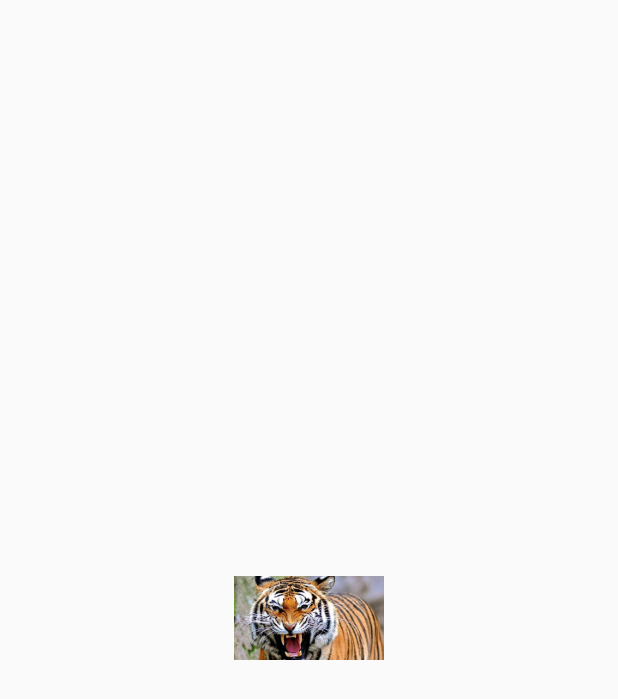
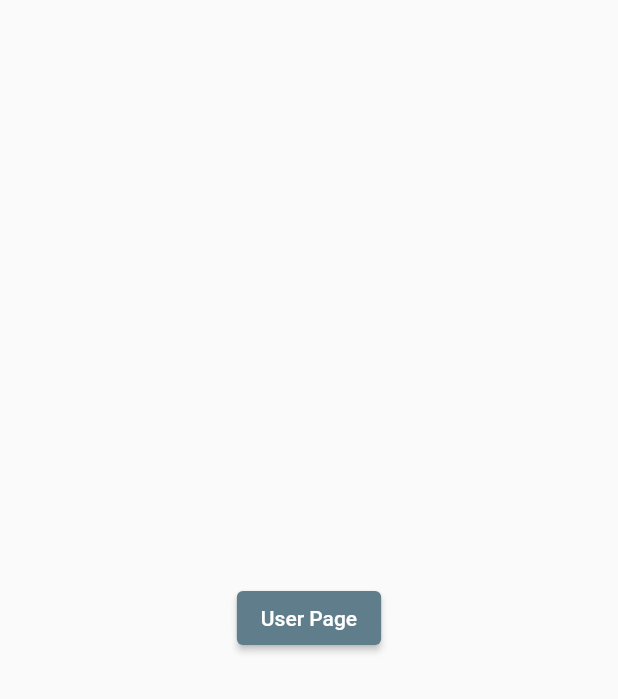
Before and after one commit to fahiem152/flutter_riverpord_example, a Flutter app: the screen it shows after launch, on a phone screen of 412 x 824 dp. Shown: the top 699 px of the screen. Run offline on Flutter 3.47's test engine with Material 2 defaults, Android fonts, the phone set to English and light mode, and no system bars; our stand-ins replace dio, flutter_riverpod, freezed_annotation.

Commit message:
feat: modifersFamily autoDispoe

```diff
--- a/lib/main.dart
+++ b/lib/main.dart
@@ -1,6 +1,7 @@
 import 'package:flutter/material.dart';
 import 'package:flutter_riverpod/flutter_riverpod.dart';
 import 'package:flutter_riverpod_example/future_stream_provider/main_future_stream_provider_page.dart';
+import 'package:flutter_riverpod_example/modifersfamily_autodispose/main_modifersfamiliy_autodispose.dart';
 import 'package:flutter_riverpod_example/provider_ref/main_provider_ref_page.dart';
 import 'package:flutter_riverpod_example/state_notifier_provider/main_state_notifier_provider.dart';
 import 'package:flutter_riverpod_example/state_provider/main_state_notifier.dart';
@@ -9,5 +10,6 @@ void main() {
   // runApp(const ProviderScope(child: MainProviderRefPage()));
   // runApp(const ProviderScope(child: MainStateProviderPage()));
   // runApp(const ProviderScope(child: MainStateNotifierProvider()));
-  runApp(const ProviderScope(child: MainFutureStreamProviderPage()));
+  // runApp(const ProviderScope(child: MainFutureStreamProviderPage()));
+  runApp(const ProviderScope(child: MainModifersFamilyAutoDispoes()));
 }
--- /dev/null
+++ b/lib/modifersfamily_autodispose/entities/user.dart
@@ -0,0 +1,17 @@
+class User {
+  final int id;
+  final String name;
+
+  User({
+    required this.id,
+    required this.name,
+  });
+
+  factory User.fromJson(Map<String, dynamic> json) => User(
+        id: json["id"],
+        name: "${json["first_name"]} ${json["last_name"]}",
+      );
+
+  @override
+  String toString() => "$id | $name";
+}
--- /dev/null
+++ b/lib/modifersfamily_autodispose/main_modifersfamiliy_autodispose.dart
@@ -0,0 +1,13 @@
+import 'package:flutter/material.dart';
+import 'package:flutter_riverpod_example/modifersfamily_autodispose/presentation/pages/main_modifersfamiliy_autodispose_page.dart';
+
+class MainModifersFamilyAutoDispoes extends StatelessWidget {
+  const MainModifersFamilyAutoDispoes({super.key});
+
+  @override
+  Widget build(BuildContext context) {
+    return const MaterialApp(
+      home: MainModifersFamiliyAutoDisposPage(),
+    );
+  }
+}
--- /dev/null
+++ b/lib/modifersfamily_autodispose/presentation/pages/main_modifersfamiliy_autodispose_page.dart
@@ -0,0 +1,25 @@
+import 'package:flutter/material.dart';
+import 'package:flutter_riverpod_example/modifersfamily_autodispose/presentation/pages/user_page.dart';
+
+class MainModifersFamiliyAutoDisposPage extends StatelessWidget {
+  const MainModifersFamiliyAutoDisposPage({super.key});
+
+  @override
+  Widget build(BuildContext context) {
+    return Scaffold(
+        body: Center(
+      child: ElevatedButton(
+        style: ElevatedButton.styleFrom(
+          backgroundColor: Colors.blueGrey,
+        ),
+        onPressed: () {
+          Navigator.push(
+            context,
+            MaterialPageRoute(builder: (context) => const UserPage()),
+          );
+        },
+        child: const Text("User Page"),
+      ),
+    ));
+  }
+}
--- /dev/null
+++ b/lib/modifersfamily_autodispose/presentation/providers/provider.dart
@@ -0,0 +1,49 @@
+import 'package:dio/dio.dart';
+import 'package:flutter_riverpod/flutter_riverpod.dart';
+import 'package:flutter_riverpod_example/modifersfamily_autodispose/entities/user.dart';
+import 'package:flutter_riverpod_example/modifersfamily_autodispose/reposiitories/user_repoistory.dart';
+
+// Opsi 5
+var userRepository = Provider.family<UserRepository, CancelToken?>(
+    (ref, cancelToken) => UserRepository(cancelToken: cancelToken));
+
+// Opsi 1,2,3, 4
+// var userRepository = Provider((ref) => UserRepository());
+
+// Opsi 1 Normal
+// var userProvider = FutureProvider<User?>(
+//   (ref) => ref.watch(userRepository).getUser(1),
+// );
+
+// Opsi 2 familiy => untuk parameter
+// var userProvider = FutureProvider.family<User?, int>(
+//   (ref, id) => ref.watch(userRepository).getUser(id),
+// );
+
+// Opsi 3 familiy | autoDispose => untuk parameter | setelah userProvider tidak digunakan atau dalam kasus ini di back maka akan di hapus atau di hancurkan
+// var userProvider = FutureProvider.autoDispose.family<User?, int>(
+//   (ref, id) => ref.watch(userRepository).getUser(id),
+// );
+
+// Opsi 4 familiy | autoDispose => untuk parameter | setelah userProvider tidak digunakan atau dalam kasus ini di back maka akan di hapus atau di hancurkan
+// keepAlive() jika user provider di hancurkan tapi variable user tetap di jaga
+// var userProvider = FutureProvider.autoDispose.family<User?, int>((ref, id) {
+//   var user = ref.watch(userRepository).getUser(id);
+//   ref.keepAlive();
+//   return user;
+// });
+
+// Opsi 4 familiy | autoDispose => untuk parameter | setelah userProvider tidak digunakan atau dalam kasus ini di back maka akan di hapus atau di hancurkan
+// keepAlive() jika user provider di hancurkan tapi variable user tetap di jaga
+// onDispose = jika kita masuk ke User Page dan kita langsung Back maka  dio atau http request langsung tidak jalankan alias langsung berhenri alias tidak jadi get user
+var userProvider = FutureProvider.autoDispose.family<User?, int>(
+  (ref, id) async {
+    CancelToken cancelToken = CancelToken();
+    ref.onDispose(() {
+      cancelToken.cancel();
+    });
+    var user = await ref.watch(userRepository(cancelToken)).getUser(id);
+    ref.keepAlive();
+    return user;
+  },
+);
--- a/pubspec.yaml
+++ b/pubspec.yaml
@@ -37,6 +37,7 @@ dependencies:
   cupertino_icons: ^1.0.2
   flutter_riverpod: ^2.4.0
   freezed_annotation: ^2.4.1
+  dio: ^5.3.2
 
 dev_dependencies:
   flutter_test:
```
Also changed, not shown: lib/modifersfamily_autodispose/presentation/pages/user_page.dart (added, +92 -0 lines), lib/modifersfamily_autodispose/reposiitories/user_repoistory.dart (added, +27 -0 lines), pubspec.lock.
